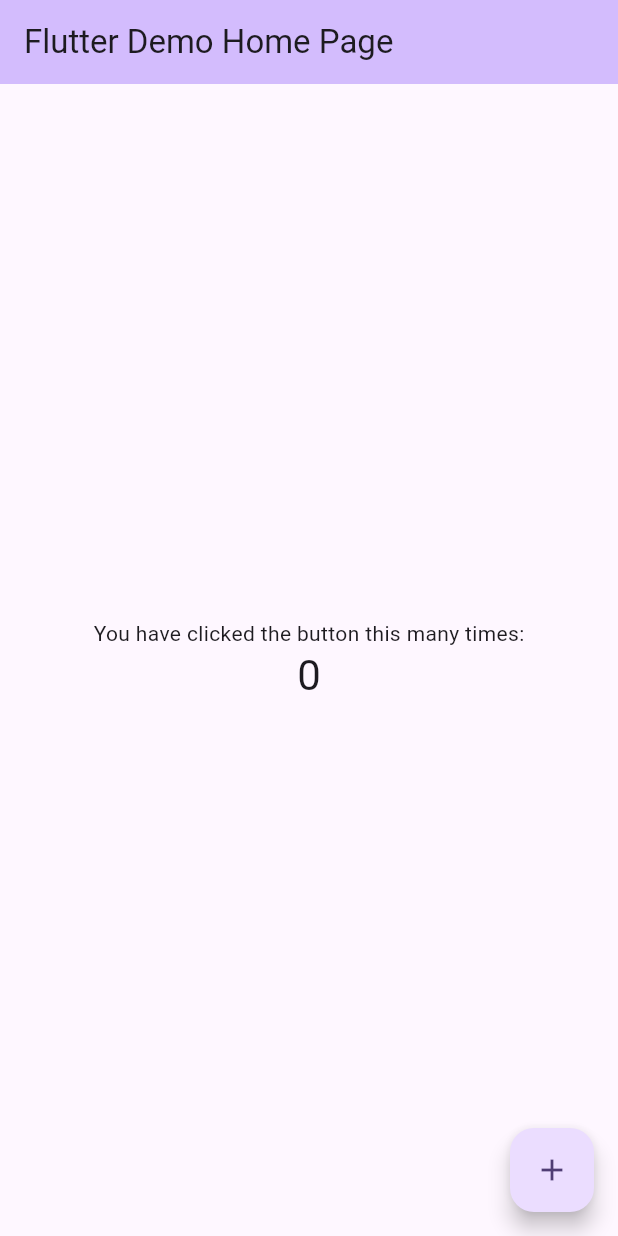
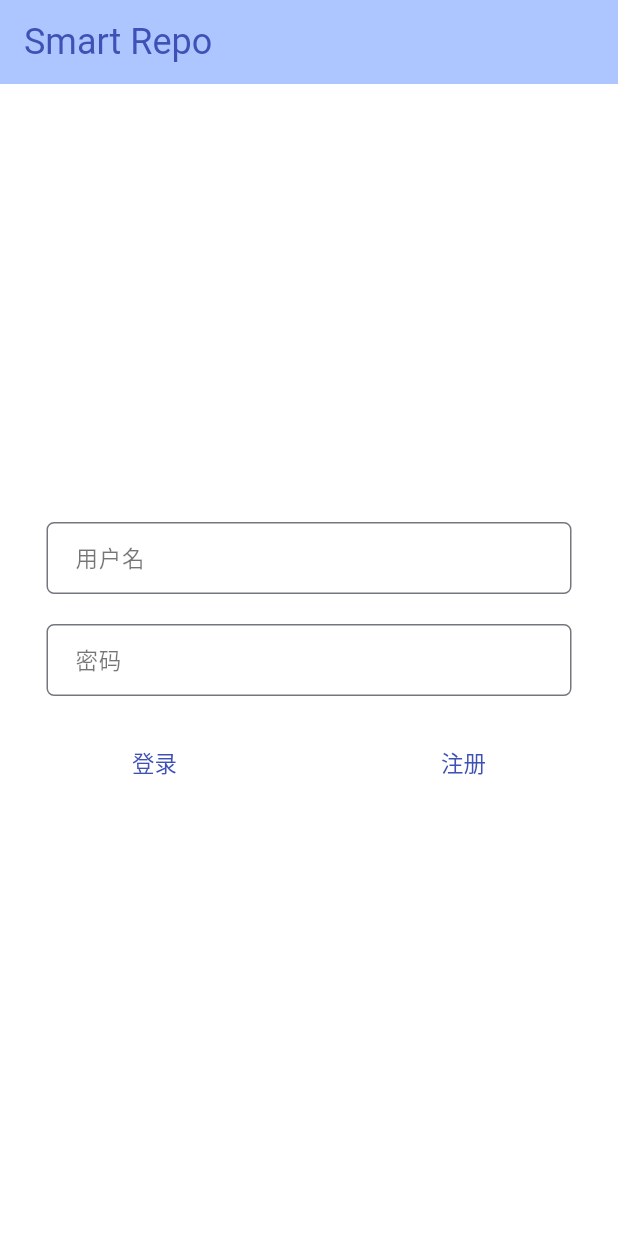
Before and after one commit to Jean-Liu-Github/smart_repo_app, a Flutter app: the screen it shows after launch, on a phone screen of 412 x 824 dp. Run offline on Flutter 3.47's test engine with Material 3 defaults, Android fonts, the phone set to English and light mode, and no system bars; our stand-ins replace fluttertoast; missing offline and left inert: dart:ffi.

Commit message:
basic loginpage

```diff
--- a/lib/main.dart
+++ b/lib/main.dart
@@ -1,4 +1,7 @@
+import 'dart:ffi';
+
 import 'package:flutter/material.dart';
+import 'package:fluttertoast/fluttertoast.dart';
 
 void main() {
   runApp(const MyApp());
@@ -11,7 +14,7 @@ class MyApp extends StatelessWidget {
   @override
   Widget build(BuildContext context) {
     return MaterialApp(
-      title: 'Flutter Demo',
+      title: 'Smart Repo~',
       theme: ThemeData(
         // This is the theme of your application.
         //
@@ -28,10 +31,133 @@ class MyApp extends StatelessWidget {
         //
         // This works for code too, not just values: Most code changes can be
         // tested with just a hot reload.
-        colorScheme: ColorScheme.fromSeed(seedColor: Colors.deepPurple),
+        colorScheme: ColorScheme.fromSeed(seedColor: Colors.blueAccent),
         useMaterial3: true,
       ),
-      home: const MyHomePage(title: 'Flutter Demo Home Page'),
+      home: const LoginPage(title: 'Smart Repo'),
+    );
+  }
+}
+
+class LoginPage extends StatefulWidget {
+  const LoginPage({super.key, required this.title});
+
+  final String title;
+
+  @override
+  State<LoginPage> createState() => _LoginPageState();
+}
+
+class _LoginPageState extends State<LoginPage> {
+  late String username;
+  late String password;
+
+  void login(String? username, String? password) {
+    var haveUsername = username?.isNotEmpty??false;
+    var havePassword = password?.isNotEmpty??false;
+    if (!haveUsername && !havePassword) {
+      Fluttertoast.showToast(msg: "请输入用户名和密码..");
+      return;
+    }
+    if (!haveUsername) {
+      Fluttertoast.showToast(msg: "请输入用户名..");
+      return;
+    }
+    if (!havePassword) {
+      Fluttertoast.showToast(msg: "请输入密码..");
+      return;
+    }
+    // TODO("发起请求")
+  }
+
+  InputDecoration _inputDecoration(String hintText) {
+    return InputDecoration(
+      hintText: hintText,
+      hintStyle: const TextStyle(
+        color: Colors.black54,
+        fontSize: 15,
+      ),
+      border: OutlineInputBorder(
+        borderSide: const BorderSide(color: Colors.indigo, width: 2),
+        borderRadius: BorderRadius.circular(5),
+      ),
+      // isCollapsed: true,
+      contentPadding: const EdgeInsets.symmetric(horizontal: 15, vertical: 10)
+    );
+  }
+
+  @override
+  Widget build(BuildContext context) {
+    const inputFieldWidth = 350.0;
+    const sizeBox = SizedBox(width: 0, height: 20);
+    final usernameC = TextEditingController();
+    final passwordC = TextEditingController();
+
+    return Scaffold(
+      appBar: AppBar(
+        backgroundColor: Theme.of(context).colorScheme.inversePrimary,
+        title: Text(
+          widget.title,
+          style: const TextStyle(
+            color: Colors.indigo,
+            fontSize: 24,
+            fontWeight: FontWeight.w400,
+          ),
+        ),
+      ),
+      backgroundColor: Colors.white,
+      body: Column(
+        mainAxisAlignment: MainAxisAlignment.center,
+        children: <Widget>[
+          SizedBox(
+            width: inputFieldWidth,
+            child:  TextFormField(
+              decoration: _inputDecoration("用户名"),
+              controller: usernameC,
+            ),
+          ),
+
+          sizeBox,
+
+          SizedBox(
+            width: inputFieldWidth,
+            child: TextFormField(
+              obscureText: true,
+              decoration: _inputDecoration("密码"),
+              controller: passwordC,
+            ),
+          ),
+
+          sizeBox,
+
+          Row(
+            mainAxisSize: MainAxisSize.max,
+            mainAxisAlignment: MainAxisAlignment.spaceAround,
+            children: <Widget>[
+              TextButton(
+                child: const Text(
+                  "登录",
+                  style: TextStyle(
+                    color: Colors.indigo,
+                    fontSize: 15,
+                  ),
+                ),
+                onPressed: () => login(usernameC.text, passwordC.text),
+              ),
+              TextButton(
+                  onPressed: () {},
+                  child: const Text(
+                    "注册",
+                    style: TextStyle(
+                      color: Colors.indigo,
+                      fontSize: 15,
+                    ),
+                  )
+              ),
+            ],
+          )
+        ],
+      ),
     );
   }
 }
--- a/pubspec.yaml
+++ b/pubspec.yaml
@@ -35,6 +35,7 @@ dependencies:
   # The following adds the Cupertino Icons font to your application.
   # Use with the CupertinoIcons class for iOS style icons.
   cupertino_icons: ^1.0.2
+  fluttertoast: ^8.2.4
 
 dev_dependencies:
   flutter_test:
```
Also changed, not shown: pubspec.lock.
